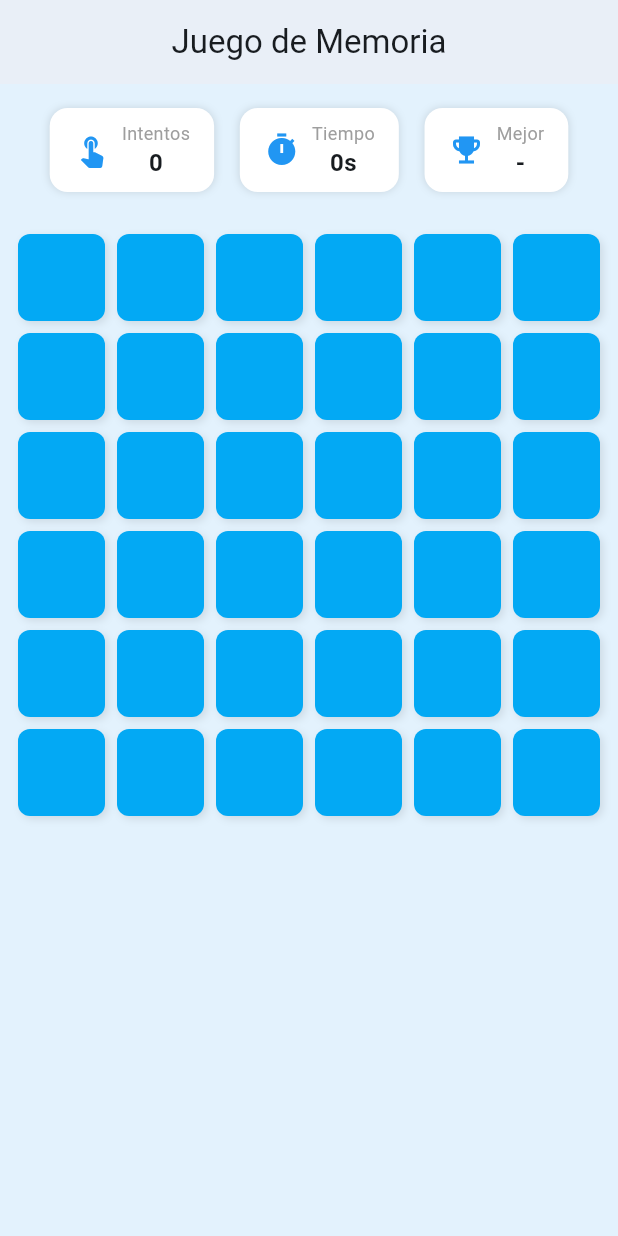
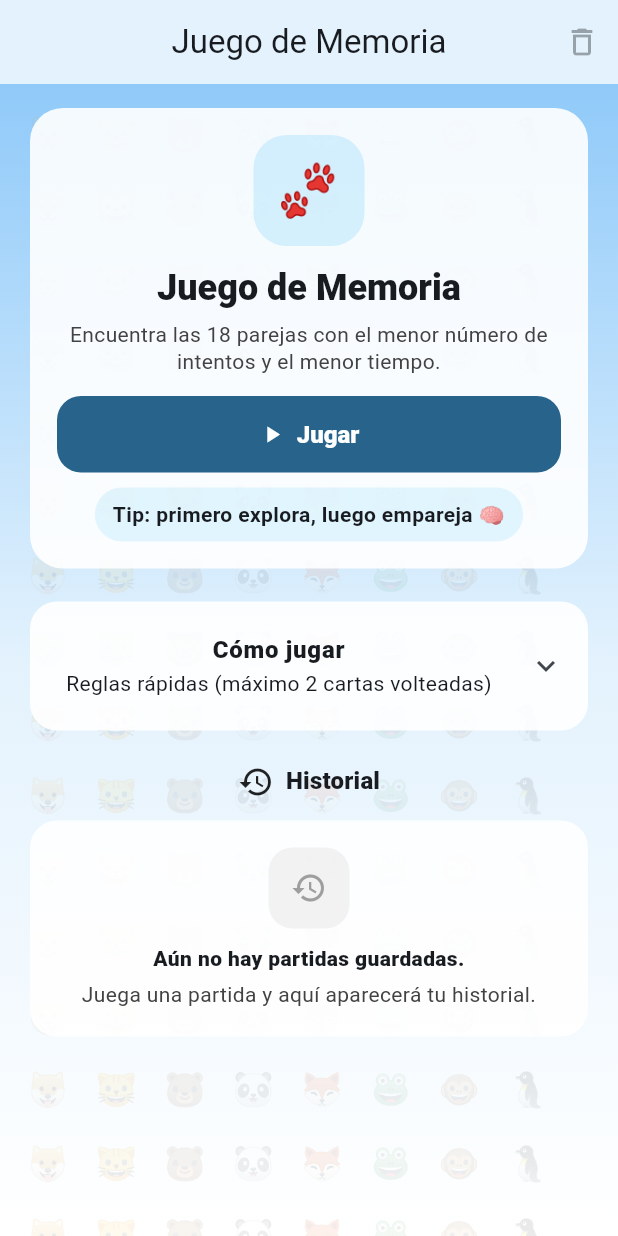
Before and after one commit to lovera2/Microproyecto-S-Info, a Flutter app: the screen it shows after launch, on a phone screen of 412 x 824 dp. Run offline on Flutter 3.47's test engine with Material 3 defaults, Android fonts, the phone set to English and light mode, and no system bars; our stand-ins replace shared_preferences.

Commit message:
Adición de página de Home y mejoras de diseño
- Creación del HomeScreen y sus funciones

- Adición de fondo con degradé y patrón de emojis

- Creación del historial

```diff
--- a/lib/main.dart
+++ b/lib/main.dart
@@ -1,5 +1,5 @@
 import 'package:flutter/material.dart';
-import 'screens/game_screen.dart';
+import 'screens/home_screen.dart';
 
 void main() {
   runApp(const MemoryGameApp());
@@ -17,7 +17,7 @@ class MemoryGameApp extends StatelessWidget {
         colorScheme: ColorScheme.fromSeed(seedColor: Colors.lightBlue),
         useMaterial3: true,
       ),
-      home: const GameScreen(),
+      home: const HomeScreen(),
     );
   }
 }
--- /dev/null
+++ b/lib/screens/home_screen.dart
@@ -0,0 +1,526 @@
+import 'dart:convert';
+import 'package:flutter/material.dart';
+import 'package:shared_preferences/shared_preferences.dart';
+import 'game_screen.dart';
+
+class HomeScreen extends StatefulWidget {
+  const HomeScreen({super.key});
+
+  @override
+  State<HomeScreen> createState() => _HomeScreenState();
+}
+
+class _HomeScreenState extends State<HomeScreen> {
+  static const String historyKey = 'gameHistory';
+  List<Map<String, dynamic>> history = [];
+
+  @override
+  void initState() {
+    super.initState();
+    loadHistory();
+  }
+
+  Future<void> loadHistory() async {
+    final prefs = await SharedPreferences.getInstance();
+    final raw = prefs.getString(historyKey);
+
+    if (raw == null || raw.trim().isEmpty) {
+      setState(() => history = []);
+      return;
+    }
+
+    try {
+      final list = jsonDecode(raw) as List<dynamic>;
+      final parsed = <Map<String, dynamic>>[];
+
+      for (final item in list) {
+        if (item is Map) {
+          parsed.add(Map<String, dynamic>.from(item));
+        }
+      }
+
+      setState(() => history = parsed);
+    } catch (_) {
+      setState(() => history = []);
+    }
+  }
+
+  Future<void> clearHistory() async {
+    final prefs = await SharedPreferences.getInstance();
+    await prefs.remove(historyKey);
+    setState(() => history = []);
+  }
+
+  Future<void> startGame() async {
+    final name = await askPlayerName();
+    if (!mounted || name == null) return;
+
+    await Navigator.push(
+      context,
+      MaterialPageRoute(builder: (_) => GameScreen(playerName: name)),
+    );
+
+    await loadHistory(); // refrescar al volver
+  }
+
+  Future<String?> askPlayerName() async {
+    final controller = TextEditingController();
+
+    return showDialog<String>(
+      context: context,
+      barrierDismissible: false,
+      builder: (context) {
+        return AlertDialog(
+          title: const Text('¿Cómo te llamas?'),
+          content: TextField(
+            controller: controller,
+            autofocus: true,
+            textInputAction: TextInputAction.done,
+            decoration: const InputDecoration(hintText: 'Ej: Andrés'),
+            onSubmitted: (_) {
+              final v = controller.text.trim();
+              if (v.isNotEmpty) Navigator.pop(context, v);
+            },
+          ),
+          actions: [
+            TextButton(
+              onPressed: () => Navigator.pop(context, null),
+              child: const Text('Cancelar'),
+            ),
+            ElevatedButton(
+              onPressed: () {
+                final v = controller.text.trim();
+                if (v.isEmpty) return;
+                Navigator.pop(context, v);
+              },
+              child: const Text('Jugar'),
+            ),
+          ],
+        );
+      },
+    );
+  }
+
+  String prettyDate(String iso) {
+    try {
+      final dt = DateTime.parse(iso).toLocal();
+      String two(int n) => n.toString().padLeft(2, '0');
+      return '${two(dt.day)}/${two(dt.month)}/${dt.year} ${two(dt.hour)}:${two(dt.minute)}';
+    } catch (_) {
+      return iso;
+    }
+  }
+
+  @override
+  Widget build(BuildContext context) {
+    final theme = Theme.of(context);
+
+    return Scaffold(
+      backgroundColor: Colors.blue.shade50,
+      appBar: AppBar(
+        title: const Text('Juego de Memoria'),
+        centerTitle: true,
+        elevation: 0,
+        backgroundColor: Colors.transparent,
+        actions: [
+          IconButton(
+            tooltip: 'Borrar historial',
+            onPressed: history.isEmpty
+                ? null
+                : () async {
+                    final ok = await showDialog<bool>(
+                      context: context,
+                      builder: (context) => AlertDialog(
+                        title: const Text('Borrar historial'),
+                        content: const Text('¿Seguro que quieres borrar todas las partidas guardadas?'),
+                        actions: [
+                          TextButton(
+                            onPressed: () => Navigator.pop(context, false),
+                            child: const Text('Cancelar'),
+                          ),
+                          ElevatedButton(
+                            onPressed: () => Navigator.pop(context, true),
+                            child: const Text('Borrar'),
+                          ),
+                        ],
+                      ),
+                    );
+                    if (ok == true) await clearHistory();
+                  },
+            icon: const Icon(Icons.delete_outline),
+          ),
+        ],
+      ),
+      body: Container(
+        decoration: BoxDecoration(
+          gradient: LinearGradient(
+            begin: Alignment.topCenter,
+            end: Alignment.bottomCenter,
+            colors: [
+              Colors.blue.shade200,
+              Colors.blue.shade50,
+              Colors.white,
+            ],
+          ),
+        ),
+        child: SafeArea(
+          child: LayoutBuilder(
+            builder: (context, viewport) {
+              return SingleChildScrollView(
+                padding: EdgeInsets.zero,
+                child: ConstrainedBox(
+                  constraints: BoxConstraints(minHeight: viewport.maxHeight),
+                  child: Stack(
+                    children: [
+                      // Fondo con “pattern” suave de emojis (tema animales)
+                      Positioned.fill(
+                        child: IgnorePointer(
+                          child: Opacity(
+                            opacity: 0.08,
+                            child: LayoutBuilder(
+                              builder: (context, constraints) {
+                                const emojis = ['🐶', '🐱', '🐻', '🐼', '🦊', '🐸', '🐵', '🐧'];
+
+                                // Estimación de “celda” para decidir cuántos emojis pintar
+                                const double fontSize = 22;
+                                const double spacing = 18;
+                                final double cellW = fontSize + spacing;
+                                final double cellH = fontSize + spacing;
+
+                                // +2 para evitar huecos al final por redondeos y padding
+                                final int cols = (constraints.maxWidth / cellW).ceil() + 2;
+                                final int rows = (constraints.maxHeight / cellH).ceil() + 2;
+                                final int total = (cols * rows).clamp(120, 2000);
+
+                                return Padding(
+                                  padding: const EdgeInsets.all(18),
+                                  child: Wrap(
+                                    spacing: spacing,
+                                    runSpacing: spacing,
+                                    children: List.generate(
+                                      total,
+                                      (i) => Text(
+                                        emojis[i % emojis.length],
+                                        style: const TextStyle(fontSize: fontSize),
+                                      ),
+                                    ),
+                                  ),
+                                );
+                              },
+                            ),
+                          ),
+                        ),
+                      ),
+
+                      // Contenido centrado
+                      Center(
+                        child: ConstrainedBox(
+                          constraints: const BoxConstraints(maxWidth: 820),
+                          child: Padding(
+                            padding: const EdgeInsets.fromLTRB(16, 12, 16, 24),
+                            child: Column(
+                              crossAxisAlignment: CrossAxisAlignment.stretch,
+                              children: [
+                                // HERO / HEADER
+                                Card(
+                                  elevation: 0,
+                                  color: Colors.white.withValues(alpha: 0.9),
+                                  shape: RoundedRectangleBorder(
+                                    borderRadius: BorderRadius.circular(22),
+                                  ),
+                                  child: Padding(
+                                    padding: const EdgeInsets.symmetric(horizontal: 18, vertical: 18),
+                                    child: Column(
+                                      children: [
+                                        Container(
+                                          width: 74,
+                                          height: 74,
+                                          decoration: BoxDecoration(
+                                            color: Colors.lightBlue.withValues(alpha: 0.14),
+                                            borderRadius: BorderRadius.circular(22),
+                                          ),
+                                          child: const Center(
+                                            child: Text('🐾', style: TextStyle(fontSize: 34)),
+                                          ),
+                                        ),
+                                        const SizedBox(height: 12),
+                                        Text(
+                                          'Juego de Memoria',
+                                          textAlign: TextAlign.center,
+                                          style: theme.textTheme.headlineSmall?.copyWith(
+                                            fontWeight: FontWeight.w900,
+                                          ),
+                                        ),
+                                        const SizedBox(height: 6),
+                                        Text(
+                                          'Encuentra las 18 parejas con el menor número de intentos y el menor tiempo.',
+                                          textAlign: TextAlign.center,
+                                          style: theme.textTheme.bodyMedium?.copyWith(
+                                            height: 1.3,
+                                            color: Colors.grey.shade800,
+                                          ),
+                                        ),
+                                        const SizedBox(height: 14),
+
+                                        // BOTÓN PRINCIPAL
+                                        SizedBox(
+                                          width: 360,
+                                          child: FilledButton.icon(
+                                            onPressed: startGame,
+                                            icon: const Icon(Icons.play_arrow),
+                                            label: const Text('Jugar'),
+                                            style: FilledButton.styleFrom(
+                                              padding: const EdgeInsets.symmetric(vertical: 16),
+                                              textStyle: const TextStyle(
+                                                fontSize: 16,
+                                                fontWeight: FontWeight.w800,
+                                              ),
+                                              shape: RoundedRectangleBorder(
+                                                borderRadius: BorderRadius.circular(16),
+                                              ),
+                                            ),
+                                          ),
+                                        ),
+
+                                        const SizedBox(height: 10),
+
+                                        // Chip pequeño de “tip” (bonito y compacto)
+                                        Container(
+                                          padding: const EdgeInsets.symmetric(horizontal: 12, vertical: 8),
+                                          decoration: BoxDecoration(
+                                            color: Colors.lightBlue.withValues(alpha: 0.10),
+                                            borderRadius: BorderRadius.circular(999),
+                                          ),
+                                          child: const Text(
+                                            'Tip: primero explora, luego empareja 🧠',
+                                            textAlign: TextAlign.center,
+                                            style: TextStyle(fontWeight: FontWeight.w600),
+                                          ),
+                                        ),
+                                      ],
+                                    ),
+                                  ),
+                                ),
+
+                                const SizedBox(height: 14),
+
+                                // CÓMO JUGAR
+                                Card(
+                                  elevation: 0,
+                                  color: Colors.white.withValues(alpha: 0.9),
+                                  shape: RoundedRectangleBorder(
+                                    borderRadius: BorderRadius.circular(18),
+                                  ),
+                                  child: ExpansionTile(
+                                    initiallyExpanded: false,
+                                    tilePadding: const EdgeInsets.symmetric(horizontal: 16, vertical: 6),
+                                    title: const Text(
+                                      'Cómo jugar',
+                                      style: TextStyle(fontWeight: FontWeight.w900),
+                                      textAlign: TextAlign.center,
+                                    ),
+                                    subtitle: const Text(
+                                      'Reglas rápidas (máximo 2 cartas volteadas)',
+                                      textAlign: TextAlign.center,
+                                    ),
+                                    childrenPadding: const EdgeInsets.fromLTRB(16, 0, 16, 16),
+                                    children: [
+                                      _howToRow(
+                                        icon: Icons.touch_app,
+                                        title: 'Voltea cartas',
+                                        text: 'Toca una carta para verla. Solo 2 pueden estar volteadas a la vez.',
+                                      ),
+                                      const SizedBox(height: 10),
+                                      _howToRow(
+                                        icon: Icons.check_circle_outline,
+                                        title: 'Haz parejas',
+                                        text: 'Si coinciden, se quedan. Si no, se voltean solas luego de 1 segundo.',
+                                      ),
+                                      const SizedBox(height: 10),
+                                      _howToRow(
+                                        icon: Icons.emoji_events,
+                                        title: 'Gana',
+                                        text: 'Completa las 18 parejas. El récord se mide por intentos y tiempo.',
+                                      ),
+                                    ],
+                                  ),
+                                ),
+
+                                const SizedBox(height: 18),
+
+                                // HISTORIAL (centrado y con mejor lectura)
+                                Row(
+                                  mainAxisAlignment: MainAxisAlignment.center,
+                                  children: [
+                                    const Icon(Icons.history),
+                                    const SizedBox(width: 8),
+                                    Text(
+                                      'Historial',
+                                      style: theme.textTheme.titleMedium?.copyWith(fontWeight: FontWeight.w900),
+                                    ),
+                                    if (history.isNotEmpty) ...[
+                                      const SizedBox(width: 8),
+                                      Container(
+                                        padding: const EdgeInsets.symmetric(horizontal: 10, vertical: 6),
+                                        decoration: BoxDecoration(
+                                          color: Colors.lightBlue.withValues(alpha: 0.12),
+                                          borderRadius: BorderRadius.circular(999),
+                                        ),
+                                        child: Text(
+                                          '${history.length}',
+                                          style: const TextStyle(fontWeight: FontWeight.w800),
+                                        ),
+                                      ),
+                                    ],
+                                  ],
+                                ),
+                                const SizedBox(height: 10),
+
+                                if (history.isEmpty)
+                                  Card(
+                                    elevation: 0,
+                                    color: Colors.white.withValues(alpha: 0.9),
+                                    shape: RoundedRectangleBorder(borderRadius: BorderRadius.circular(18)),
+                                    child: Padding(
+                                      padding: const EdgeInsets.all(18),
+                                      child: Column(
+                                        children: [
+                                          Container(
+                                            width: 54,
+                                            height: 54,
+                                            decoration: BoxDecoration(
+                                              color: Colors.grey.withValues(alpha: 0.12),
+                                              borderRadius: BorderRadius.circular(16),
+                                            ),
+                                            child: const Icon(Icons.history, color: Colors.grey),
+                                          ),
+                                          const SizedBox(height: 10),
+                                          const Text(
+                                            'Aún no hay partidas guardadas.',
+                                            style: TextStyle(fontWeight: FontWeight.w900),
+                                            textAlign: TextAlign.center,
+                                          ),
+                                          const SizedBox(height: 4),
+                                          Text(
+                                            'Juega una partida y aquí aparecerá tu historial.',
+                                            textAlign: TextAlign.center,
+                                            style: TextStyle(color: Colors.grey.shade800),
+                                          ),
+                                        ],
+                                      ),
+                                    ),
+                                  )
+                                else
+                                  ListView.separated(
+                                    itemCount: history.length,
+                                    shrinkWrap: true,
+                                    physics: const NeverScrollableScrollPhysics(),
+                                    separatorBuilder: (_, __) => const SizedBox(height: 10),
+                                    itemBuilder: (context, i) {
+                                      final h = history[i];
+                                      final player = (h['player'] ?? 'Jugador').toString();
+                                      final attempts = (h['attempts'] ?? 0).toString();
+                                      final time = (h['time'] ?? 0).toString();
+                                      final date = (h['date'] ?? '').toString();
+
+                                      return Card(
+                                        elevation: 0,
+                                        color: Colors.white.withValues(alpha: 0.95),
+                                        shape: RoundedRectangleBorder(borderRadius: BorderRadius.circular(18)),
+                                        child: ListTile(
+                                          contentPadding: const EdgeInsets.symmetric(horizontal: 14, vertical: 10),
+                                          leading: Container(
+                                            width: 48,
+                                            height: 48,
+                                            decoration: BoxDecoration(
+                                              color: Colors.lightBlue.withValues(alpha: 0.14),
+                                              borderRadius: BorderRadius.circular(16),
+                                            ),
+                                            child: const Center(
+                                              child: Text('🧩', style: TextStyle(fontSize: 22)),
+                                            ),
+                                          ),
+                                          title: Text(
+                                            player,
+                                            style: const TextStyle(fontWeight: FontWeight.w900),
+                                          ),
+                                          subtitle: Padding(
+                                            padding: const EdgeInsets.only(top: 4),
+                                            child: Column(
+                                              crossAxisAlignment: CrossAxisAlignment.start,
+                                              children: [
+                                                Text('Intentos: $attempts  •  Tiempo: ${time}s'),
+                                                if (date.isNotEmpty)
+                                                  Padding(
+                                                    padding: const EdgeInsets.only(top: 2),
+                                                    child: Text(
+                                                      prettyDate(date),
+                                                      style: TextStyle(fontSize: 12, color: Colors.grey.shade700),
+                                                    ),
+                                                  ),
+                                              ],
+                                            ),
+                                          ),
+                                          trailing: Container(
+                                            padding: const EdgeInsets.symmetric(horizontal: 10, vertical: 6),
+                                            decoration: BoxDecoration(
+                                              color: Colors.green.withValues(alpha: 0.12),
+                                              borderRadius: BorderRadius.circular(999),
+                                            ),
+                                            child: const Icon(Icons.check, size: 18, color: Colors.green),
+                                          ),
+                                        ),
+                                      );
+                                    },
+                                  ),
+                              ],
+                            ),
+                          ),
+                        ),
+                      ),
+                    ],
+                  ),
+                ),
+              );
+            },
+          ),
+        ),
+      ),
+    );
+  }
+
+  Widget _howToRow({required IconData icon, required String title, required String text}) {
+    return Container(
+      padding: const EdgeInsets.all(12),
+      decoration: BoxDecoration(
+        color: Colors.lightBlue.withValues(alpha: 0.08),
+        borderRadius: BorderRadius.circular(14),
+      ),
+      child: Row(
+        crossAxisAlignment: CrossAxisAlignment.start,
+        children: [
+          Container(
+            width: 36,
+            height: 36,
+            decoration: BoxDecoration(
+              color: Colors.lightBlue.withValues(alpha: 0.18),
+              borderRadius: BorderRadius.circular(12),
+            ),
+            child: Icon(icon, size: 18, color: Colors.lightBlue),
+          ),
+          const SizedBox(width: 10),
+          Expanded(
+            child: Column(
+              crossAxisAlignment: CrossAxisAlignment.start,
+              children: [
+                Text(title, style: const TextStyle(fontWeight: FontWeight.w900)),
+                const SizedBox(height: 4),
+                Text(text, style: const TextStyle(height: 1.25)),
+              ],
+            ),
+          ),
+        ],
+      ),
+    );
+  }
+}
```
Also changed, not shown: lib/screens/game_screen.dart (+149 -7 lines).
